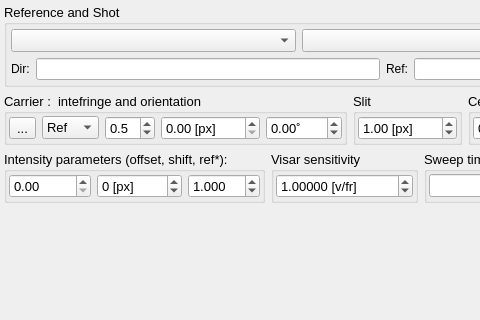
NeutrinoToolkit/Neutrino, file plugins/Visar/VisarSettings.ui: the form before one commit; both pictures show x 0 to 480 and y 0 to 320 of the 741 by 425 pixel window.
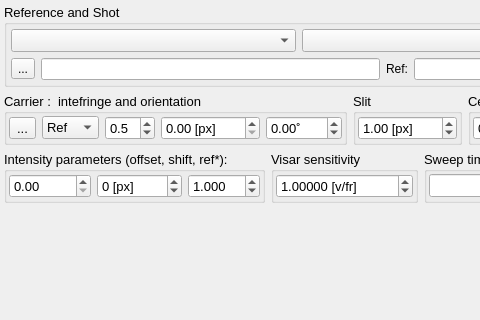
The form after the commit. Icons and pictures are not drawn. Custom widgets are drawn as their Qt base class.

Patch:
```diff
--- a/plugins/Visar/VisarSettings.ui
+++ b/plugins/Visar/VisarSettings.ui
@@ -296,9 +296,13 @@
                    <number>0</number>
                   </property>
                   <item>
-                   <widget class="QLabel" name="label">
+                   <widget class="QToolButton" name="globDirButton">
                     <property name="text">
-                     <string>Dir:</string>
+                     <string>...</string>
+                    </property>
+                    <property name="icon">
+                     <iconset resource="../../../build-neutrinoMaster-Brew-Debug/src/qrc/icons.qrc">
+                      <normaloff>:/icons/dir.png</normaloff>:/icons/dir.png</iconset>
                     </property>
                    </widget>
                   </item>
```
